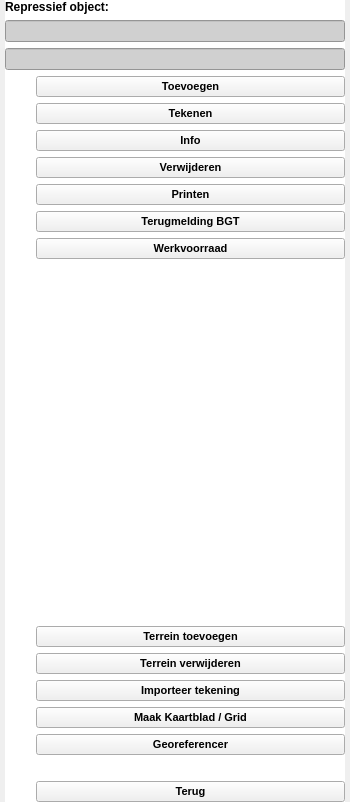
This is plugin/oiv/repressief_object/oiv_repressief_object_widget.ui in OIV-NL-QGIS/QGIS_project as Qt 5 draws it before an edit. The edited form follows.
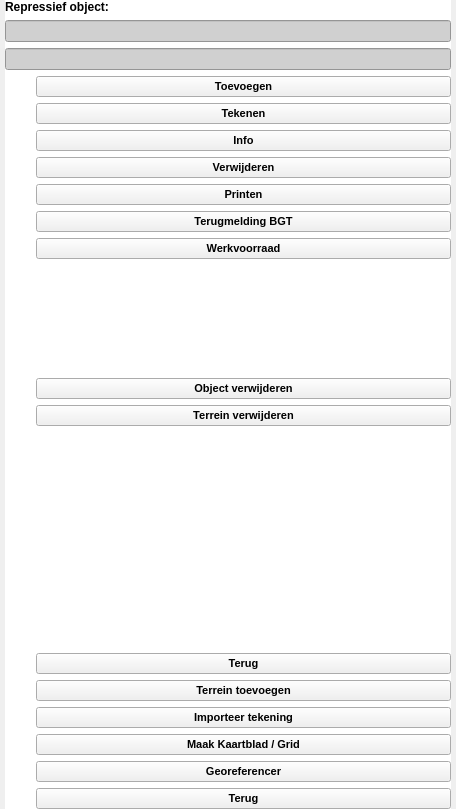
This is the edited form. Icons and pictures are not drawn.

Commit message:
Issues oiv interface 3 5 0 (#369)
* Make fields not editable

resolves #360

* Update oiv_create_grid.py

resolves #356

* Update oiv_werkvoorraad.py

resolves #357

* modify_tekenvenster

resolves #361

* Update oiv_base_widget.ui

* Create delete menu

resolves #355

The edit to the form file:
```diff
--- a/plugin/oiv/repressief_object/oiv_repressief_object_widget.ui
+++ b/plugin/oiv/repressief_object/oiv_repressief_object_widget.ui
@@ -6,8 +6,8 @@
    <rect>
     <x>0</x>
     <y>0</y>
-    <width>350</width>
-    <height>802</height>
+    <width>456</width>
+    <height>809</height>
    </rect>
   </property>
   <property name="sizePolicy">
@@ -64,8 +64,8 @@
         <rect>
          <x>0</x>
          <y>0</y>
-         <width>340</width>
-         <height>780</height>
+         <width>446</width>
+         <height>787</height>
         </rect>
        </property>
        <layout class="QGridLayout" name="gridLayout_3">
@@ -117,44 +117,6 @@
            <property name="spacing">
             <number>6</number>
            </property>
-           <item row="8" column="1">
-            <spacer name="verticalSpacer">
-             <property name="orientation">
-              <enum>Qt::Vertical</enum>
-             </property>
-             <property name="sizeHint" stdset="0">
-              <size>
-               <width>20</width>
-               <height>0</height>
-              </size>
-             </property>
-            </spacer>
-           </item>
-           <item row="0" column="0">
-            <widget class="QLabel" name="label_add">
-             <property name="sizePolicy">
-              <sizepolicy hsizetype="Fixed" vsizetype="Fixed">
-               <horstretch>0</horstretch>
-               <verstretch>0</verstretch>
-              </sizepolicy>
-             </property>
-             <property name="maximumSize">
-              <size>
-               <width>25</width>
-               <height>25</height>
-              </size>
-             </property>
-             <property name="text">
-              <string/>
-             </property>
-             <property name="pixmap">
-              <pixmap resource="../resources.qrc">:/plugins/oiv/config_files/png/interface/add.png</pixmap>
-             </property>
-             <property name="scaledContents">
-              <bool>true</bool>
-             </property>
-            </widget>
-           </item>
            <item row="0" column="1">
             <widget class="QPushButton" name="object_add">
              <property name="enabled">
@@ -270,6 +232,99 @@
              </property>
             </widget>
            </item>
+           <item row="1" column="0">
+            <widget class="QLabel" name="label_draw">
+             <property name="sizePolicy">
+              <sizepolicy hsizetype="Fixed" vsizetype="Fixed">
+               <horstretch>0</horstretch>
+               <verstretch>0</verstretch>
+              </sizepolicy>
+             </property>
+             <property name="maximumSize">
+              <size>
+               <width>25</width>
+               <height>25</height>
+              </size>
+             </property>
+             <property name="text">
+              <string/>
+             </property>
+             <property name="pixmap">
+              <pixmap resource="../resources.qrc">:/plugins/oiv/config_files/png/interface/draw.png</pixmap>
+             </property>
+             <property name="scaledContents">
+              <bool>true</bool>
+             </property>
+            </widget>
+           </item>
+           <item row="3" column="1">
+            <widget class="QPushButton" name="delete_menu">
+             <property name="enabled">
+              <bool>true</bool>
+             </property>
+             <property name="sizePolicy">
+              <sizepolicy hsizetype="Minimum" vsizetype="Fixed">
+               <horstretch>0</horstretch>
+               <verstretch>0</verstretch>
+              </sizepolicy>
+             </property>
+             <property name="font">
+              <font>
+               <family>Arial</family>
+               <pointsize>8</pointsize>
+               <weight>75</weight>
+               <bold>true</bold>
+              </font>
+             </property>
+             <property name="styleSheet">
+              <string notr="true">background-color: rgb(240, 240, 240);</string>
+             </property>
+             <property name="text">
+              <string>Verwijderen</string>
+             </property>
+             <property name="checkable">
+              <bool>false</bool>
+             </property>
+            </widget>
+           </item>
+           <item row="8" column="1">
+            <spacer name="verticalSpacer">
+             <property name="orientation">
+              <enum>Qt::Vertical</enum>
+             </property>
+             <property name="sizeHint" stdset="0">
+              <size>
+               <width>0</width>
+               <height>0</height>
+              </size>
+             </property>
+            </spacer>
+           </item>
+           <item row="0" column="0">
+            <widget class="QLabel" name="label_add">
+             <property name="sizePolicy">
+              <sizepolicy hsizetype="Fixed" vsizetype="Fixed">
+               <horstretch>0</horstretch>
+               <verstretch>0</verstretch>
+              </sizepolicy>
+             </property>
+             <property name="maximumSize">
+              <size>
+               <width>25</width>
+               <height>25</height>
+              </size>
+             </property>
+             <property name="text">
+              <string/>
+             </property>
+             <property name="pixmap">
+              <pixmap resource="../resources.qrc">:/plugins/oiv/config_files/png/interface/add.png</pixmap>
+             </property>
+             <property name="scaledContents">
+              <bool>true</bool>
+             </property>
+            </widget>
+           </item>
            <item row="4" column="0">
             <widget class="QLabel" name="label_print">
              <property name="sizePolicy">
@@ -460,61 +515,6 @@
              </property>
             </widget>
            </item>
-           <item row="3" column="1">
-            <widget class="QPushButton" name="object_delete">
-             <property name="enabled">
-              <bool>true</bool>
-             </property>
-             <property name="sizePolicy">
-              <sizepolicy hsizetype="Minimum" vsizetype="Fixed">
-               <horstretch>0</horstretch>
-               <verstretch>0</verstretch>
-              </sizepolicy>
-             </property>
-             <property name="font">
-              <font>
-               <family>Arial</family>
-               <pointsize>8</pointsize>
-               <weight>75</weight>
-               <bold>true</bold>
-              </font>
-             </property>
-             <property name="styleSheet">
-              <string notr="true">background-color: rgb(240, 240, 240);</string>
-             </property>
-             <property name="text">
-              <string>Verwijderen</string>
-             </property>
-             <property name="checkable">
-              <bool>false</bool>
-             </property>
-            </widget>
-           </item>
-           <item row="1" column="0">
-            <widget class="QLabel" name="label_draw">
-             <property name="sizePolicy">
-              <sizepolicy hsizetype="Fixed" vsizetype="Fixed">
-               <horstretch>0</horstretch>
-               <verstretch>0</verstretch>
-              </sizepolicy>
-             </property>
-             <property name="maximumSize">
-              <size>
-               <width>25</width>
-               <height>25</height>
-              </size>
-             </property>
-             <property name="text">
-              <string/>
-             </property>
-             <property name="pixmap">
-              <pixmap resource="../resources.qrc">:/plugins/oiv/config_files/png/interface/draw.png</pixmap>
-             </property>
-             <property name="scaledContents">
-              <bool>true</bool>
-             </property>
-            </widget>
-           </item>
           </layout>
          </widget>
         </item>
@@ -619,32 +619,7 @@
            <property name="bottomMargin">
             <number>0</number>
            </property>
-           <item row="4" column="0">
-            <widget class="QLabel" name="label_inventory_2">
-             <property name="sizePolicy">
-              <sizepolicy hsizetype="Fixed" vsizetype="Fixed">
-               <horstretch>0</horstretch>
-               <verstretch>0</verstretch>
-              </sizepolicy>
-             </property>
-             <property name="maximumSize">
-              <size>
-               <width>25</width>
-               <height>25</height>
-              </size>
-             </property>
-             <property name="text">
-              <string/>
-             </property>
-             <property name="pixmap">
-              <pixmap resource="../resources.qrc">:/plugins/oiv/config_files/png/interface/kaartblad_grid.png</pixmap>
-             </property>
-             <property name="scaledContents">
-              <bool>true</bool>
-             </property>
-            </widget>
-           </item>
-           <item row="3" column="1">
+           <item row="2" column="1">
             <widget class="QPushButton" name="import_drawing">
              <property name="enabled">
               <bool>true</bool>
@@ -674,124 +649,6 @@
              </property>
             </widget>
            </item>
-           <item row="9" column="0">
-            <widget class="QLabel" name="label_inventory_6">
-             <property name="sizePolicy">
-              <sizepolicy hsizetype="Fixed" vsizetype="Fixed">
-               <horstretch>0</horstretch>
-               <verstretch>0</verstretch>
-              </sizepolicy>
-             </property>
-             <property name="maximumSize">
-              <size>
-               <width>25</width>
-               <height>25</height>
-              </size>
-             </property>
-             <property name="text">
-              <string/>
-             </property>
-             <property name="pixmap">
-              <pixmap resource="../resources.qrc">:/plugins/oiv/config_files/png/interface/back.png</pixmap>
-             </property>
-             <property name="scaledContents">
-              <bool>true</bool>
-             </property>
-            </widget>
-           </item>
-           <item row="0" column="0">
-            <widget class="QLabel" name="label_inventory_3">
-             <property name="sizePolicy">
-              <sizepolicy hsizetype="Fixed" vsizetype="Fixed">
-               <horstretch>0</horstretch>
-               <verstretch>0</verstretch>
-              </sizepolicy>
-             </property>
-             <property name="maximumSize">
-              <size>
-               <width>25</width>
-               <height>25</height>
-              </size>
-             </property>
-             <property name="text">
-              <string/>
-             </property>
-             <property name="pixmap">
-              <pixmap resource="../resources.qrc">:/plugins/oiv/config_files/png/interface/terrein.png</pixmap>
-             </property>
-             <property name="scaledContents">
-              <bool>true</bool>
-             </property>
-            </widget>
-           </item>
-           <item row="3" column="0">
-            <widget class="QLabel" name="label_inventory_5">
-             <property name="sizePolicy">
-              <sizepolicy hsizetype="Fixed" vsizetype="Fixed">
-               <horstretch>0</horstretch>
-               <verstretch>0</verstretch>
-              </sizepolicy>
-             </property>
-             <property name="maximumSize">
-              <size>
-               <width>25</width>
-               <height>25</height>
-              </size>
-             </property>
-             <property name="text">
-              <string/>
-             </property>
-             <property name="pixmap">
-              <pixmap resource="../resources.qrc">:/plugins/oiv/config_files/png/interface/import_drawing.png</pixmap>
-             </property>
-             <property name="scaledContents">
-              <bool>true</bool>
-             </property>
-            </widget>
-           </item>
-           <item row="7" column="1">
-            <spacer name="verticalSpacer_3">
-             <property name="orientation">
-              <enum>Qt::Vertical</enum>
-             </property>
-             <property name="sizeHint" stdset="0">
-              <size>
-               <width>0</width>
-               <height>20</height>
-              </size>
-             </property>
-            </spacer>
-           </item>
-           <item row="6" column="1">
-            <widget class="QPushButton" name="georeferencer">
-             <property name="enabled">
-              <bool>true</bool>
-             </property>
-             <property name="sizePolicy">
-              <sizepolicy hsizetype="Minimum" vsizetype="Fixed">
-               <horstretch>0</horstretch>
-               <verstretch>0</verstretch>
-              </sizepolicy>
-             </property>
-             <property name="font">
-              <font>
-               <family>Arial</family>
-               <pointsize>8</pointsize>
-               <weight>75</weight>
-               <bold>true</bold>
-              </font>
-             </property>
-             <property name="styleSheet">
-              <string notr="true">background-color: rgb(240, 240, 240);</string>
-             </property>
-             <property name="text">
-              <string>Georeferencer</string>
-             </property>
-             <property name="checkable">
-              <bool>false</bool>
-             </property>
-            </widget>
-           </item>
            <item row="0" column="1" rowspan="2">
             <widget class="QPushButton" name="terrein_tekenen">
              <property name="enabled">
@@ -822,7 +679,75 @@
              </property>
             </widget>
            </item>
-           <item row="6" column="0">
+           <item row="8" column="1">
+            <widget class="QPushButton" name="terug_add">
+             <property name="enabled">
+              <bool>true</bool>
+             </property>
+             <property name="sizePolicy">
+              <sizepolicy hsizetype="Minimum" vsizetype="Fixed">
+               <horstretch>0</horstretch>
+               <verstretch>0</verstretch>
+              </sizepolicy>
+             </property>
+             <property name="font">
+              <font>
+               <family>Arial</family>
+               <pointsize>8</pointsize>
+               <weight>75</weight>
+               <bold>true</bold>
+              </font>
+             </property>
+             <property name="styleSheet">
+              <string notr="true">background-color: rgb(240, 240, 240);</string>
+             </property>
+             <property name="text">
+              <string>Terug</string>
+             </property>
+             <property name="checkable">
+              <bool>false</bool>
+             </property>
+            </widget>
+           </item>
+           <item row="6" column="1">
+            <spacer name="verticalSpacer_3">
+             <property name="orientation">
+              <enum>Qt::Vertical</enum>
+             </property>
+             <property name="sizeHint" stdset="0">
+              <size>
+               <width>0</width>
+               <height>0</height>
+              </size>
+             </property>
+            </spacer>
+           </item>
+           <item row="3" column="0">
+            <widget class="QLabel" name="label_inventory_2">
+             <property name="sizePolicy">
+              <sizepolicy hsizetype="Fixed" vsizetype="Fixed">
+               <horstretch>0</horstretch>
+               <verstretch>0</verstretch>
+              </sizepolicy>
+             </property>
+             <property name="maximumSize">
+              <size>
+               <width>25</width>
+               <height>25</height>
+              </size>
+             </property>
+             <property name="text">
+              <string/>
+             </property>
+             <property name="pixmap">
+              <pixmap resource="../resources.qrc">:/plugins/oiv/config_files/png/interface/kaartblad_grid.png</pixmap>
+             </property>
+             <property name="scaledContents">
+              <bool>true</bool>
+             </property>
+            </widget>
+           </item>
+           <item row="5" column="0">
             <widget class="QLabel" name="label_inventory_4">
              <property name="sizePolicy">
               <sizepolicy hsizetype="Fixed" vsizetype="Fixed">
@@ -847,7 +772,7 @@
              </property>
             </widget>
            </item>
-           <item row="4" column="1">
+           <item row="3" column="1">
             <widget class="QPushButton" name="create_grid">
              <property name="enabled">
               <bool>true</bool>
@@ -877,8 +802,83 @@
              </property>
             </widget>
            </item>
-           <item row="9" column="1">
-            <widget class="QPushButton" name="terug_add">
+           <item row="2" column="0">
+            <widget class="QLabel" name="label_inventory_5">
+             <property name="sizePolicy">
+              <sizepolicy hsizetype="Fixed" vsizetype="Fixed">
+               <horstretch>0</horstretch>
+               <verstretch>0</verstretch>
+              </sizepolicy>
+             </property>
+             <property name="maximumSize">
+              <size>
+               <width>25</width>
+               <height>25</height>
+              </size>
+             </property>
+             <property name="text">
+              <string/>
+             </property>
+             <property name="pixmap">
+              <pixmap resource="../resources.qrc">:/plugins/oiv/config_files/png/interface/import_drawing.png</pixmap>
+             </property>
+             <property name="scaledContents">
+              <bool>true</bool>
+             </property>
+            </widget>
+           </item>
+           <item row="0" column="0">
+            <widget class="QLabel" name="label_inventory_3">
+             <property name="sizePolicy">
+              <sizepolicy hsizetype="Fixed" vsizetype="Fixed">
+               <horstretch>0</horstretch>
+               <verstretch>0</verstretch>
+              </sizepolicy>
+             </property>
+             <property name="maximumSize">
+              <size>
+               <width>25</width>
+               <height>25</height>
+              </size>
+             </property>
+             <property name="text">
+              <string/>
+             </property>
+             <property name="pixmap">
+              <pixmap resource="../resources.qrc">:/plugins/oiv/config_files/png/interface/terrein.png</pixmap>
+             </property>
+             <property name="scaledContents">
+              <bool>true</bool>
+             </property>
+            </widget>
+           </item>
+           <item row="8" column="0">
+            <widget class="QLabel" name="label_inventory_6">
+             <property name="sizePolicy">
+              <sizepolicy hsizetype="Fixed" vsizetype="Fixed">
+               <horstretch>0</horstretch>
+               <verstretch>0</verstretch>
+              </sizepolicy>
+             </property>
+             <property name="maximumSize">
+              <size>
+               <width>25</width>
+               <height>25</height>
+              </size>
+             </property>
+             <property name="text">
+              <string/>
+             </property>
+             <property name="pixmap">
+              <pixmap resource="../resources.qrc">:/plugins/oiv/config_files/png/interface/back.png</pixmap>
+             </property>
+             <property name="scaledContents">
+              <bool>true</bool>
+             </property>
+            </widget>
+           </item>
+           <item row="5" column="1">
+            <widget class="QPushButton" name="georeferencer">
              <property name="enabled">
               <bool>true</bool>
              </property>
@@ -900,15 +900,54 @@
               <string notr="true">background-color: rgb(240, 240, 240);</string>
              </property>
              <property name="text">
-              <string>Terug</string>
+              <string>Georeferencer</string>
              </property>
              <property name="checkable">
               <bool>false</bool>
              </property>
             </widget>
            </item>
-           <item row="2" column="0">
-            <widget class="QLabel" name="label_inventory_7">
+          </layout>
+         </widget>
+        </item>
+        <item row="4" column="0" colspan="2">
+         <widget class="QFrame" name="deleteobjectFrame">
+          <property name="sizePolicy">
+           <sizepolicy hsizetype="Expanding" vsizetype="Expanding">
+            <horstretch>0</horstretch>
+            <verstretch>0</verstretch>
+           </sizepolicy>
+          </property>
+          <property name="minimumSize">
+           <size>
+            <width>0</width>
+            <height>0</height>
+           </size>
+          </property>
+          <property name="frameShape">
+           <enum>QFrame::NoFrame</enum>
+          </property>
+          <property name="frameShadow">
+           <enum>QFrame::Plain</enum>
+          </property>
+          <property name="lineWidth">
+           <number>0</number>
+          </property>
+          <layout class="QGridLayout" name="gridLayout_6">
+           <property name="leftMargin">
+            <number>0</number>
+           </property>
+           <property name="topMargin">
+            <number>0</number>
+           </property>
+           <property name="rightMargin">
+            <number>0</number>
+           </property>
+           <property name="bottomMargin">
+            <number>0</number>
+           </property>
+           <item row="1" column="0">
+            <widget class="QLabel" name="label_terrein_delete">
              <property name="sizePolicy">
               <sizepolicy hsizetype="Fixed" vsizetype="Fixed">
                <horstretch>0</horstretch>
@@ -932,7 +971,7 @@
              </property>
             </widget>
            </item>
-           <item row="2" column="1">
+           <item row="1" column="1">
             <widget class="QPushButton" name="terrein_delete">
              <property name="enabled">
               <bool>true</bool>
@@ -962,6 +1001,129 @@
              </property>
             </widget>
            </item>
+           <item row="5" column="0">
+            <widget class="QLabel" name="label_terug_delete">
+             <property name="sizePolicy">
+              <sizepolicy hsizetype="Fixed" vsizetype="Fixed">
+               <horstretch>0</horstretch>
+               <verstretch>0</verstretch>
+              </sizepolicy>
+             </property>
+             <property name="maximumSize">
+              <size>
+               <width>25</width>
+               <height>25</height>
+              </size>
+             </property>
+             <property name="text">
+              <string/>
+             </property>
+             <property name="pixmap">
+              <pixmap resource="../resources.qrc">:/plugins/oiv/config_files/png/interface/back.png</pixmap>
+             </property>
+             <property name="scaledContents">
+              <bool>true</bool>
+             </property>
+            </widget>
+           </item>
+           <item row="5" column="1">
+            <widget class="QPushButton" name="terug_delete">
+             <property name="enabled">
+              <bool>true</bool>
+             </property>
+             <property name="sizePolicy">
+              <sizepolicy hsizetype="Minimum" vsizetype="Fixed">
+               <horstretch>0</horstretch>
+               <verstretch>0</verstretch>
+              </sizepolicy>
+             </property>
+             <property name="font">
+              <font>
+               <family>Arial</family>
+               <pointsize>8</pointsize>
+               <weight>75</weight>
+               <bold>true</bold>
+              </font>
+             </property>
+             <property name="styleSheet">
+              <string notr="true">background-color: rgb(240, 240, 240);</string>
+             </property>
+             <property name="text">
+              <string>Terug</string>
+             </property>
+             <property name="checkable">
+              <bool>false</bool>
+             </property>
+            </widget>
+           </item>
+           <item row="3" column="1">
+            <spacer name="verticalSpacer_4">
+             <property name="orientation">
+              <enum>Qt::Vertical</enum>
+             </property>
+             <property name="sizeHint" stdset="0">
+              <size>
+               <width>0</width>
+               <height>0</height>
+              </size>
+             </property>
+            </spacer>
+           </item>
+           <item row="0" column="0">
+            <widget class="QLabel" name="label_delete_object">
+             <property name="sizePolicy">
+              <sizepolicy hsizetype="Fixed" vsizetype="Fixed">
+               <horstretch>0</horstretch>
+               <verstretch>0</verstretch>
+              </sizepolicy>
+             </property>
+             <property name="maximumSize">
+              <size>
+               <width>25</width>
+               <height>25</height>
+              </size>
+             </property>
+             <property name="text">
+              <string/>
+             </property>
+             <property name="pixmap">
+              <pixmap resource="../resources.qrc">:/plugins/oiv/config_files/png/interface/close.png</pixmap>
+             </property>
+             <property name="scaledContents">
+              <bool>true</bool>
+             </property>
+            </widget>
+           </item>
+           <item row="0" column="1">
+            <widget class="QPushButton" name="object_delete">
+             <property name="enabled">
+              <bool>true</bool>
+             </property>
+             <property name="sizePolicy">
+              <sizepolicy hsizetype="Minimum" vsizetype="Fixed">
+               <horstretch>0</horstretch>
+               <verstretch>0</verstretch>
+              </sizepolicy>
+             </property>
+             <property name="font">
+              <font>
+               <family>Arial</family>
+               <pointsize>8</pointsize>
+               <weight>75</weight>
+               <bold>true</bold>
+              </font>
+             </property>
+             <property name="styleSheet">
+              <string notr="true">background-color: rgb(240, 240, 240);</string>
+             </property>
+             <property name="text">
+              <string>Object verwijderen</string>
+             </property>
+             <property name="checkable">
+              <bool>false</bool>
+             </property>
+            </widget>
+           </item>
           </layout>
          </widget>
         </item>
```
Left out of the diff: 226 changed lines with no effect on the pictures. The commit also changes 4 other files.
